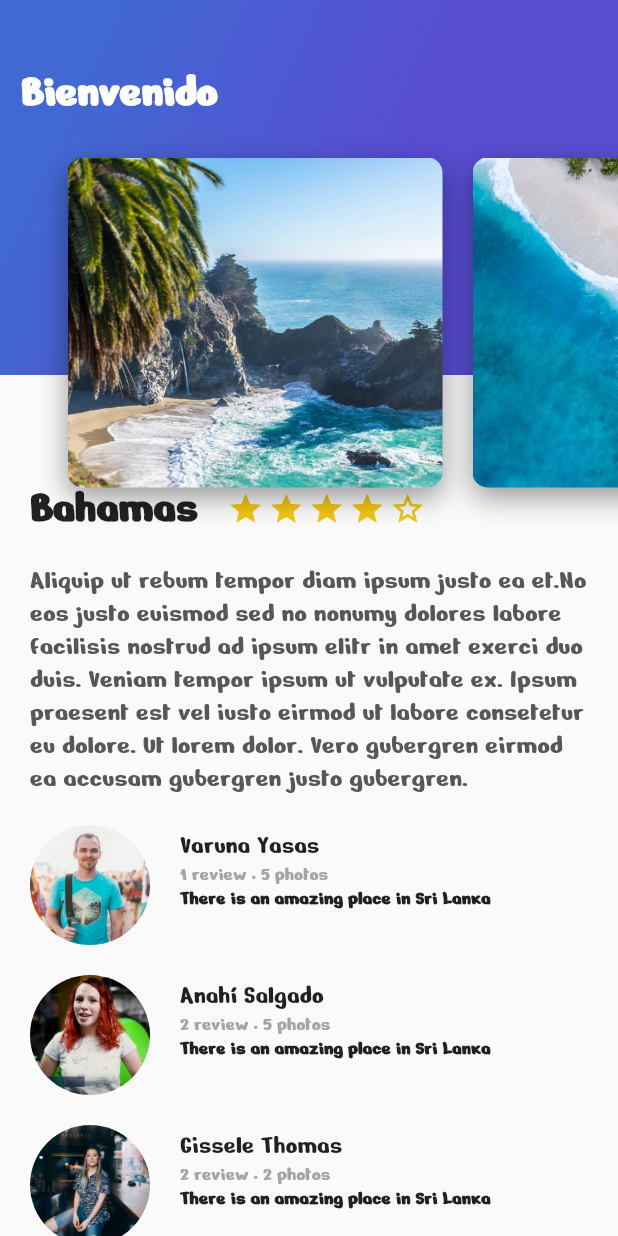
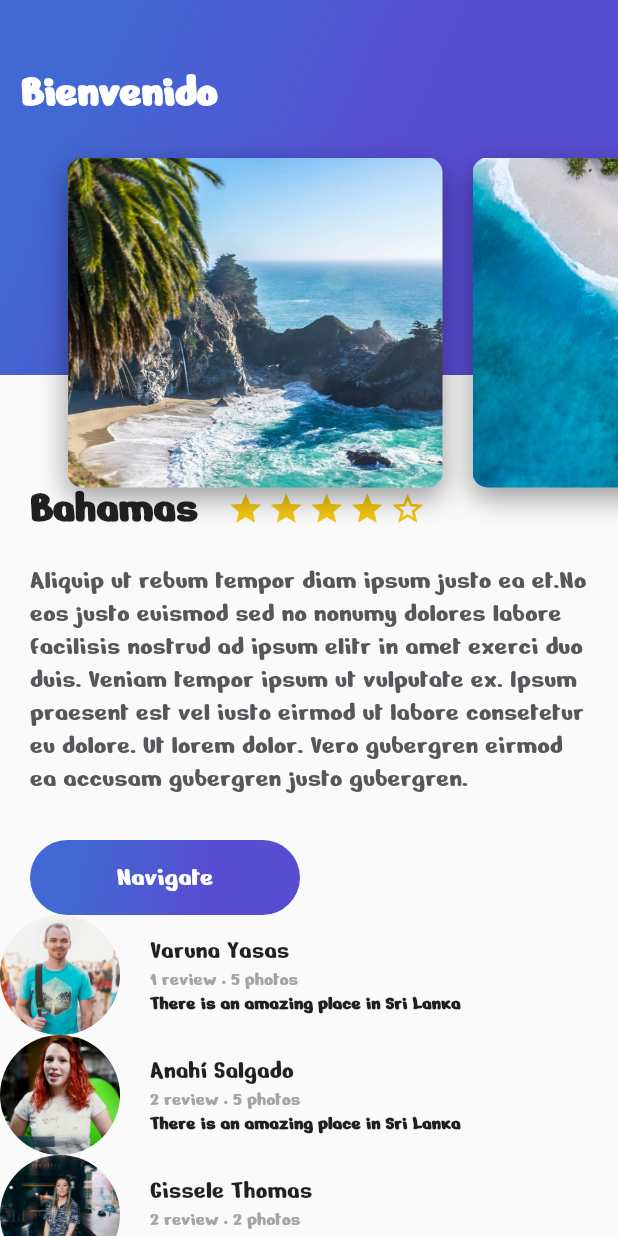
Before and after one commit to Jaimedfalla/app_flutter, a Flutter app: the screen it shows after launch, on a phone screen of 412 x 824 dp. Run offline on Flutter 3.47's test engine with Material 2 defaults, Android fonts, the phone set to English and light mode, and no system bars.

```diff
--- /dev/null
+++ b/lib/button_purple.dart
@@ -0,0 +1,53 @@
+import 'package:flutter/material.dart';
+
+class ButtonPurple extends StatelessWidget{
+
+  final String buttonText = "Navigate";
+
+  ButtonPurple({super.key,required thisbuttonText});
+
+  @override
+  Widget build(BuildContext context) {
+    return Container(
+      margin: const EdgeInsets.only(
+          top: 30.0,
+          left: 20.0,
+          right: 20.0
+      ),
+      height: 50.0,
+      width: 180.0,
+      decoration: BoxDecoration(
+        borderRadius: BorderRadius.circular(30.0),
+        gradient: const LinearGradient(
+          colors: [
+            Color(0xFF4268D3),
+            Color(0xFF584CD1)
+          ],
+          begin: FractionalOffset(0.2,0.0),
+          end: FractionalOffset(1.0,0.6),
+          stops: [0.0,0.6],
+          tileMode: TileMode.clamp
+        )
+      ),
+      child: InkWell(
+        child:Center(
+          child: Text(
+            buttonText,
+            style: const TextStyle(
+              fontSize: 18.0,
+              fontFamily: "Nerko",
+              color: Colors.white
+            ),
+          ),
+        ),
+        onTap: () {
+          ScaffoldMessenger.of(context).showSnackBar(
+              const SnackBar(
+                content: Text("Navegando"),
+              )
+          );
+        },
+      )
+    );
+  }
+}
--- /dev/null
+++ b/lib/components/photo.dart
@@ -0,0 +1,22 @@
+import 'package:flutter/material.dart';
+
+class Photo extends StatelessWidget {
+  final String path;
+
+  const Photo({super.key,required this.path});
+
+  @override
+  Widget build(BuildContext context) {
+    return Container(
+      width: 80,
+      height: 80,
+      decoration: BoxDecoration(
+        shape: BoxShape.circle,
+        image: DecorationImage(
+          fit: BoxFit.cover,
+          image: AssetImage(path)
+        )
+      ),
+    );
+  }
+}
--- a/lib/description_place.dart
+++ b/lib/description_place.dart
@@ -1,15 +1,16 @@
+import 'package:app_flutter/button_purple.dart';
 import 'package:flutter/material.dart';
 import 'rating.dart';
 
 class DescriptionPlace extends Rating {
 
-   final String _namePlace;
-   final String _descriptionPlace;
+   final String namePlace;
+   final String descriptionPlace;
 
-   DescriptionPlace(
-    this._namePlace,
-    _stars,
-    this._descriptionPlace):super(_stars);
+   DescriptionPlace({
+    required this.namePlace,
+    required stars,
+    required this.descriptionPlace}):super(stars: stars);
 
   @override
   Widget build(BuildContext context) {
@@ -20,7 +21,7 @@ class DescriptionPlace extends Rating {
         left: 20.0
       ),
       child: Text(
-        _descriptionPlace,
+        descriptionPlace,
         style: const TextStyle(
           fontSize: 18.0,
           color: Color(0xFF56575a),
@@ -38,7 +39,7 @@ class DescriptionPlace extends Rating {
             left: 20.0,
             right: 20.0),
           child: Text(
-            _namePlace,
+            namePlace,
             style: const TextStyle(
               fontSize: 30.0,
               fontWeight: FontWeight.w900,
@@ -54,9 +55,13 @@ class DescriptionPlace extends Rating {
     );
 
     return Column(
+      crossAxisAlignment: CrossAxisAlignment.start,
       children:<Widget>[
         titleStars,
-        description
+        description,
+        ButtonPurple(
+          thisbuttonText: "Navigate"
+        )
       ]);
   }
 }
--- a/lib/main.dart
+++ b/lib/main.dart
@@ -21,7 +21,10 @@ class MyApp extends StatelessWidget {
           children: [
             ListView(
               children: [
-                DescriptionPlace("Bahamas",4.0,"Aliquip ut rebum tempor diam ipsum justo ea et.No eos justo euismod sed no nonumy dolores labore facilisis nostrud ad ipsum elitr in amet exerci duo duis. Veniam tempor ipsum ut vulputate ex. Ipsum praesent est vel iusto eirmod ut labore consetetur eu dolore. Ut lorem dolor. Vero gubergren eirmod ea accusam gubergren justo gubergren."),
+                DescriptionPlace(
+                  namePlace:"Bahamas",
+                  stars:4.0,
+                  descriptionPlace:"Aliquip ut rebum tempor diam ipsum justo ea et.No eos justo euismod sed no nonumy dolores labore facilisis nostrud ad ipsum elitr in amet exerci duo duis. Veniam tempor ipsum ut vulputate ex. Ipsum praesent est vel iusto eirmod ut labore consetetur eu dolore. Ut lorem dolor. Vero gubergren eirmod ea accusam gubergren justo gubergren."),
                 ReviweList()
               ],
             ),
--- a/lib/rating.dart
+++ b/lib/rating.dart
@@ -3,30 +3,30 @@ import 'star.dart';
 
 abstract class Rating extends StatelessWidget{
 
-  double _stars;
+  final double stars;
 
-  Rating(this._stars);
+  const Rating({super.key,required this.stars});
 
   List<Star> createStars(){
-    List<Star> stars = [];
-    if(_stars <= 5){
-      int numberStars = _stars.truncate();
-      int part = ((_stars * 10) % 10).toInt();
+    List<Star> starsCreated = [];
+    if(stars <= 5){
+      int numberStars = stars.truncate();
+      int part = ((stars * 10) % 10).toInt();
       int remainStars = ( 5 - numberStars - (part > 0 ? 1 : 0));
 
       for(int i=1;i<=numberStars;i++){
-        stars.add(const Star(Icons.star));
+        starsCreated.add(const Star(Icons.star));
       }
 
       if(part > 0){
-        stars.add(const Star(Icons.star_half));
+        starsCreated.add(const Star(Icons.star_half));
       }
 
       for(int i=1;i<=remainStars;i++){
-        stars.add(const Star(Icons.star_border));
+        starsCreated.add(const Star(Icons.star_border));
       }
 
-      return stars;
+      return starsCreated;
     }
 
     throw Exception('Number of stars is invalid');
--- a/lib/review.dart
+++ b/lib/review.dart
@@ -1,18 +1,20 @@
+import 'package:app_flutter/components/photo.dart';
 import 'package:flutter/material.dart';
 import 'rating.dart';
 
+
 class Review extends Rating{
 
-  String _path;
-  String _name;
-  String _details;
-  String _comment;
+  final String path;
+  final String name;
+  final String details;
+  final String comment;
 
-  Review(this._path,
-  this._name,
-  this._details,
-  this._comment,
-  _stars):super(_stars);
+  Review({super.key, required this.path,
+  required this.name,
+  required this.details,
+  required this.comment,
+  required stars}):super(stars:stars);
 
   @override
   Widget build(BuildContext context) {
@@ -21,7 +23,7 @@ class Review extends Rating{
       margin: const EdgeInsets.only(
         left: 20.0
       ),
-      child: Text(_comment,
+      child: Text(comment,
         textAlign: TextAlign.left,
         style: const TextStyle(
           fontFamily: "Nerko",
@@ -39,7 +41,7 @@ class Review extends Rating{
         crossAxisAlignment: CrossAxisAlignment.start,
         mainAxisSize: MainAxisSize.min,
         children: [
-          Text(_details,
+          Text(details,
             textAlign: TextAlign.left,
             style: const TextStyle(
               fontFamily: "Nerko",
@@ -56,7 +58,7 @@ class Review extends Rating{
       margin: const EdgeInsets.only(
         left: 20.0
       ),
-      child: Text(_name,
+      child: Text(name,
         textAlign: TextAlign.left,
         style: const TextStyle(
           fontFamily: "Nerko",
@@ -74,25 +76,9 @@ class Review extends Rating{
       ],
     );
 
-    final photo = Container(
-      margin: const EdgeInsets.only(
-        top:20.0,
-        left: 20.0
-      ),
-      width: 80,
-      height: 80,
-      decoration: BoxDecoration(
-        shape: BoxShape.circle,
-        image: DecorationImage(
-          fit: BoxFit.cover,
-          image: AssetImage(_path)
-        )
-      ),
-    );
-
     return Row(
         children: [
-          photo,
+          Photo(path: path),
           userDetails
         ],
       );
--- a/lib/review_list.dart
+++ b/lib/review_list.dart
@@ -8,9 +8,24 @@ class ReviweList extends StatelessWidget{
     return Column(
       crossAxisAlignment: CrossAxisAlignment.start,
       children: <Widget>[
-        Review("assets/images/people.jpg", "Varuna Yasas", "1 review · 5 photos", "There is an amazing place in Sri Lanka",4.0),
-        Review("assets/images/ann.jpg", "Anahí Salgado", "2 review · 5 photos", "There is an amazing place in Sri Lanka",4.0),
-        Review("assets/images/girl.jpg", "Gissele Thomas", "2 review · 2 photos", "There is an amazing place in Sri Lanka",4.0),
+        Review(
+          path: "assets/images/people.jpg",
+          name: "Varuna Yasas",
+          details: "1 review · 5 photos",
+          comment: "There is an amazing place in Sri Lanka",
+          stars: 4.0),
+        Review(
+          path: "assets/images/ann.jpg",
+          name: "Anahí Salgado",
+          details: "2 review · 5 photos",
+          comment: "There is an amazing place in Sri Lanka",
+          stars: 4.0),
+        Review(
+          path: "assets/images/girl.jpg",
+          name: "Gissele Thomas",
+          details: "2 review · 2 photos",
+          comment: "There is an amazing place in Sri Lanka",
+          stars: 4.0),
       ],
     );
   }
```
Also changed, not shown: lib/components/contact_card.dart (added, +70 -0 lines), lib/components/custom_app_bar.dart (added, +80 -0 lines), lib/components/shape_curved_bar.dart (added, +34 -0 lines), lib/pages/networking/contact_list.dart (added, +35 -0 lines), lib/pages/networking/networking_screen.dart (added, +34 -0 lines), pubspec.yaml (+7 -0 lines), assets/images/Person_1.jpg (added), assets/images/Person_2.jpg (added), assets/images/Person_3.jpg (added), assets/images/Person_4.jpg (added), assets/images/Person_5.jpg (added), assets/images/Person_6.jpg (added), assets/images/header.jpg (added).
